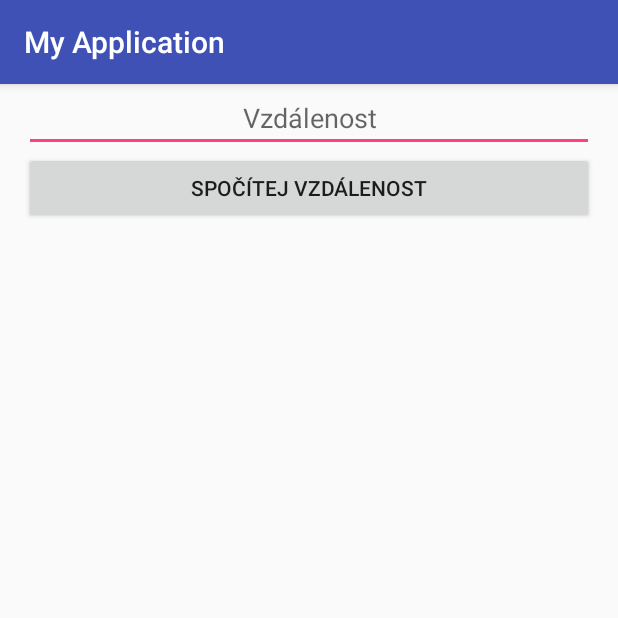
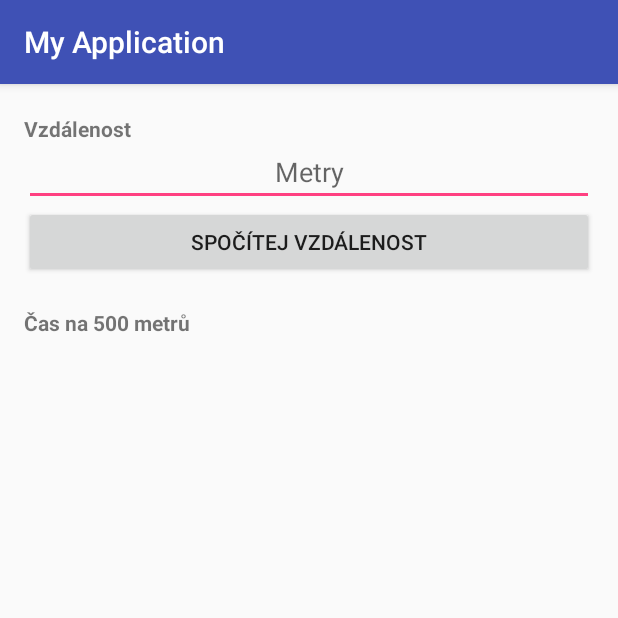
Before and after one commit to DohnalMichal/MyApp, an Android app: the CalculatorActivity screen opened directly, with no data from a screen before it, on a phone screen of 412 x 824 dp, the top half of it. Run offline under Robolectric (Android 15) with nearby library versions, the phone set to English and light mode, and no system bars.

Commit message:
Upravil jsem layout kalkulačky

```diff
--- a/app/src/main/res/layout/activity_calculator.xml
+++ b/app/src/main/res/layout/activity_calculator.xml
@@ -9,20 +9,56 @@
     android:paddingLeft="16dp"
     android:paddingRight="16dp">
 
+        <LinearLayout
+            android:layout_width="match_parent"
+            android:layout_height="match_parent"
+            android:orientation="vertical">
+
+                <TextView
+                    android:id="@+id/tvVzdalenost"
+                    android:layout_width="match_parent"
+                    android:layout_height="wrap_content"
+                    android:layout_alignParentLeft="true"
+                    android:layout_alignParentStart="true"
+                    android:layout_alignParentTop="true"
+                    android:layout_marginTop="20dp"
+                    android:text="@string/tvVzdalenost"
+                    android:textAlignment="textStart"
+                    android:textSize="14sp"
+                    android:textStyle="bold" />
+        </LinearLayout>
+
         <EditText
             android:id="@+id/etVzdalenost"
             android:layout_width="match_parent"
             android:layout_height="wrap_content"
-            android:hint="@string/etVzdalenost"
-            android:textAlignment="center"/>
+            android:layout_alignParentLeft="true"
+            android:layout_alignParentStart="true"
+            android:layout_alignParentTop="true"
+            android:layout_below="@+id/tvVzdalenost"
+            android:layout_marginTop="36dp"
+            android:hint="Metry"
+            android:textAlignment="center" />
 
         <Button
-            android:id="@+id/bSpocitejVzdalenost"
+                android:id="@+id/bSpocitejVzdalenost"
+                android:layout_width="match_parent"
+                android:layout_height="wrap_content"
+                android:layout_below="@id/etVzdalenost"
+                android:text="@string/bSpocitejVzdalnost"/>
+
+        <TextView
+            android:id="@+id/tvSplit"
             android:layout_width="match_parent"
             android:layout_height="wrap_content"
-            android:layout_below="@id/etVzdalenost"
-            android:text="@string/bSpocitejVzdalnost" />
-
+            android:layout_alignParentLeft="true"
+            android:layout_alignParentStart="true"
+            android:layout_below="@+id/bSpocitejVzdalenost"
+            android:layout_marginTop="20dp"
+            android:text="Čas na 500 metrů"
+            android:textAlignment="textStart"
+            android:textSize="14sp"
+            android:textStyle="bold" />
 
 
 </RelativeLayout>
--- a/app/src/main/res/layout/activity_menu.xml
+++ b/app/src/main/res/layout/activity_menu.xml
@@ -14,18 +14,19 @@
         android:id="@+id/kalkulacka"
         android:layout_width="match_parent"
         android:layout_height="wrap_content"
+        android:text="@string/kalkulacka"
         android:layout_alignParentTop="true"
-        android:layout_centerHorizontal="true"
-        android:layout_marginTop="36dp"
-        android:text="@string/kalkulacka" />
+        android:layout_alignParentLeft="true"
+        android:layout_alignParentStart="true"
+        android:layout_marginTop="20dp" />
 
     <Button
         android:id="@+id/zavody"
         android:layout_width="match_parent"
         android:layout_height="wrap_content"
-        android:layout_marginTop="17dp"
         android:text="@string/zavody"
         android:layout_below="@+id/kalkulacka"
         android:layout_alignParentLeft="true"
-        android:layout_alignParentStart="true" />
+        android:layout_alignParentStart="true"
+        android:layout_marginTop="20dp"/>
 </RelativeLayout>
--- a/app/src/main/res/layout/activity_register.xml
+++ b/app/src/main/res/layout/activity_register.xml
@@ -63,7 +63,7 @@
         android:layout_below="@+id/vek"
         android:ems="10"
         android:hint="@string/vyska"
-        android:inputType="number" />
+        android:inputType="number"/>
 
     <EditText
         android:id="@+id/vaha"
--- a/app/src/main/res/values/strings.xml
+++ b/app/src/main/res/values/strings.xml
@@ -14,5 +14,6 @@
     <string name="split">Spočítej vzdálenost</string>
     <string name="etVzdalenost">Vzdálenost</string>
     <string name="bSpocitejVzdalnost">Spočítej vzdálenost</string>
+    <string name="tvVzdalenost">Vzdálenost</string>
 
 </resources>
```
Also changed, not shown: 1 other file.
